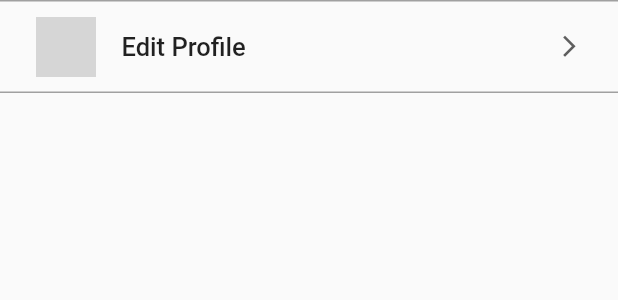
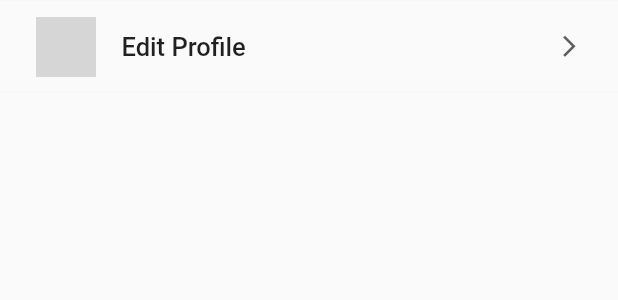
Before and after one commit to Lejhat-Bergijhi/veggytably-merchant, a Flutter app: the ProfileMenu widget shown alone on an empty page, opened directly, on a phone screen of 412 x 824 dp. Shown: the top 300 px of the screen. Run offline on Flutter 3.47's test engine with Material 2 defaults, Android fonts, the phone set to English and light mode, and no system bars; our stand-ins replace dotted_border, email_validator, flutter_secure_storage, get, image_picker; accounts and stored records are empty; grey boxes are pictures that could not be loaded.

Commit message:
profile page revised

```diff
--- a/lib/views/profile_page.dart
+++ b/lib/views/profile_page.dart
@@ -86,8 +86,8 @@ class ProfilePage extends StatelessWidget {
                       // Get.offAll(() => EditRestrictionPage(), transition: Transition.fade);
                     },
                     child: ProfileMenu(
-                      "images/foodres.png",
-                      "Food Restriction",
+                      "images/orderrecap.png",
+                      "Order Recapitulation",
                       false
                     ),
                   )
--- a/lib/widgets/profile_menu.dart
+++ b/lib/widgets/profile_menu.dart
@@ -13,11 +13,11 @@ class ProfileMenu extends StatelessWidget {
       decoration: BoxDecoration(
         border: Border(
           bottom: BorderSide(
-            color: Color(0xFFA0A0A0),
+            color: Color(0xFFF6F7FB),
             width: 1.0,
           ),
           top: BorderSide(
-            color: first? Color(0xFFA0A0A0): Colors.transparent,
+            color: first? Color(0xFFF6F7FB): Colors.transparent,
             width: first? 1.0:0,
           ),
         ),
```
Also changed, not shown: assets/images/orderrecap.png (added).
